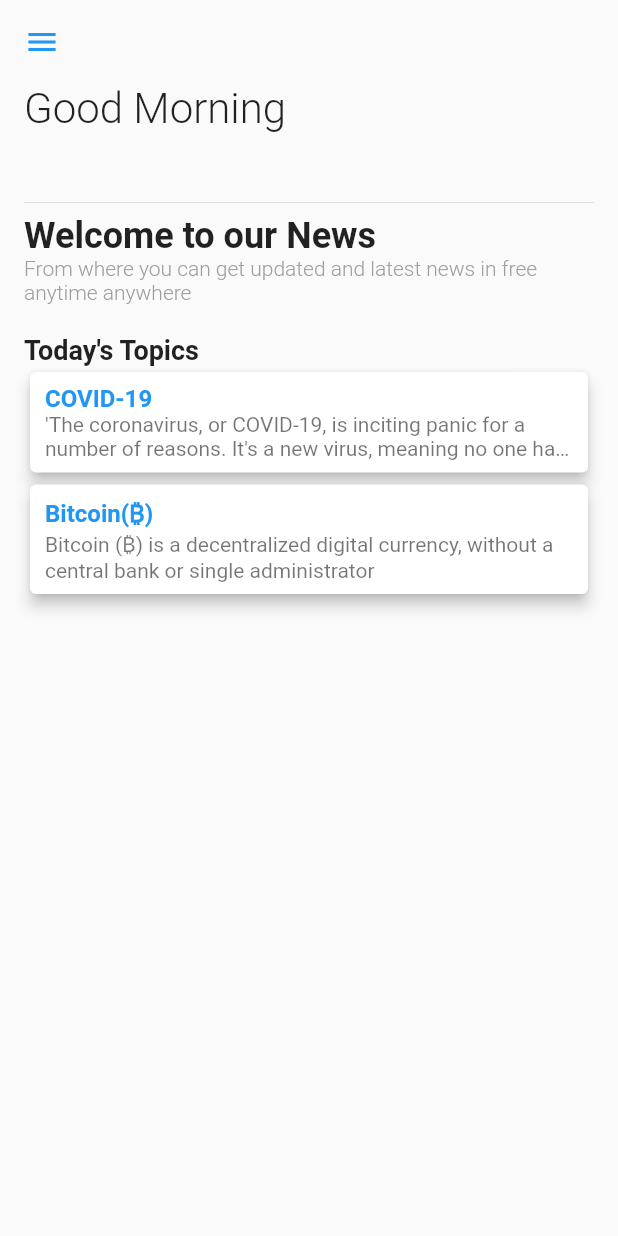
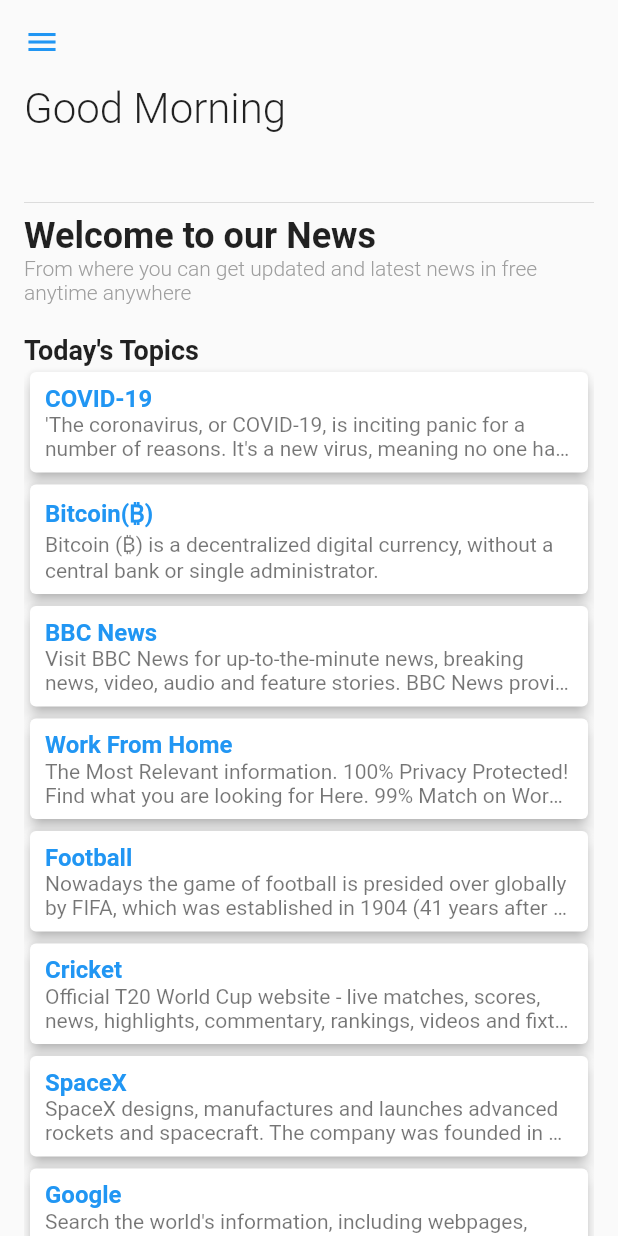
Before and after one commit to askabdulhaseeb/firebase-api-task, a Flutter app: the HomeScreen screen opened by its route, on a phone screen of 412 x 824 dp. Run offline on Flutter 3.47's test engine with Material 2 defaults, Android fonts, the phone set to English and light mode, and no system bars; our stand-ins replace cloud_firestore, firebase_auth, firebase_core, firebase_storage, fluttertoast, image_picker and 1 more; accounts and stored records are empty.

Commit message:
add few news on news screen and home screen

```diff
--- a/lib/screens/home_screen/home_screen.dart
+++ b/lib/screens/home_screen/home_screen.dart
@@ -63,14 +63,56 @@ class HomeScreen extends StatelessWidget {
                   _TopicTile(
                     title: 'COVID-19',
                     subtitle:
-                        ''''The coronavirus, or COVID-19, is inciting panic for a number of reasons. It's a new virus, meaning no one has immunity''',
-                    keyword: 'COVID',
+                        ''''The coronavirus, or COVID-19, is inciting panic for a number of reasons. It's a new virus, meaning no one has immunity.''',
+                    keyword: 'covid',
                   ),
                   _TopicTile(
                     title: 'Bitcoin(₿)',
                     subtitle:
-                        'Bitcoin (₿) is a decentralized digital currency, without a central bank or single administrator',
+                        'Bitcoin (₿) is a decentralized digital currency, without a central bank or single administrator.',
                     keyword: 'bitcoin',
+                  ),
+                  _TopicTile(
+                    title: 'BBC News',
+                    subtitle:
+                        'Visit BBC News for up-to-the-minute news, breaking news, video, audio and feature stories. BBC News provides trusted World and UK news.',
+                    keyword: 'bbc',
+                  ),
+                  _TopicTile(
+                    title: 'Work From Home',
+                    keyword: 'Work From Home',
+                    subtitle:
+                        '''The Most Relevant information. 100% Privacy Protected! Find what you are looking for Here. 99% Match on Work Online From Home Uk.''',
+                  ),
+                  _TopicTile(
+                    title: 'Football',
+                    keyword: 'football',
+                    subtitle:
+                        '''Nowadays the game of football is presided over globally by FIFA, which was established in 1904 (41 years after the FA).''',
+                  ),
+                  _TopicTile(
+                    title: 'Cricket',
+                    keyword: 'cricket',
+                    subtitle:
+                        '''Official T20 World Cup website - live matches, scores, news, highlights, commentary, rankings, videos and fixtures from the International Cricket Council.''',
+                  ),
+                  _TopicTile(
+                    title: 'SpaceX',
+                    keyword: 'spacex',
+                    subtitle:
+                        '''SpaceX designs, manufactures and launches advanced rockets and spacecraft. The company was founded in 2002 to revolutionize space technology, ...''',
+                  ),
+                  _TopicTile(
+                    title: 'Google',
+                    keyword: 'google',
+                    subtitle:
+                        '''Search the world's information, including webpages, images, videos and more. Google has many special features to help you find exactly what you're looking ...''',
+                  ),
+                  _TopicTile(
+                    title: 'Facebook',
+                    keyword: 'facebook',
+                    subtitle:
+                        '''Keeping up with friends is faster and easier than ever. Share updates and photos, engage with friends and Pages, and stay connected to communities important ...''',
                   ),
                 ],
               ),
--- a/lib/screens/news_screen/news_screen.dart
+++ b/lib/screens/news_screen/news_screen.dart
@@ -17,7 +17,7 @@ class _NewsScreenState extends State<NewsScreen> {
     return Scaffold(
       appBar: AppBar(
         leadingWidth: 20,
-        title: const Text('News', maxLines: 1, overflow: TextOverflow.ellipsis),
+        title: Text(widget.topic, maxLines: 1, overflow: TextOverflow.ellipsis),
         centerTitle: true,
       ),
       body: FutureBuilder<News?>(
@@ -34,12 +34,26 @@ class _NewsScreenState extends State<NewsScreen> {
               final News? _news = snapshot.data;
               return _news == null
                   ? _issueWidget()
-                  : ListView.builder(
-                      itemCount: _news.articles!.length,
-                      itemBuilder: (BuildContext context, int index) {
-                        return NewsCardWidget(article: _news.articles![index]);
-                      },
-                    );
+                  : (_news.articles!.isEmpty)
+                      ? Center(
+                          child: Column(
+                            mainAxisAlignment: MainAxisAlignment.center,
+                            children: const <Widget>[
+                              Icon(Icons.info_outline, color: Colors.grey),
+                              Text(
+                                'No News Found',
+                                style: TextStyle(color: Colors.grey),
+                              ),
+                            ],
+                          ),
+                        )
+                      : ListView.builder(
+                          itemCount: _news.articles!.length,
+                          itemBuilder: (BuildContext context, int index) {
+                            return NewsCardWidget(
+                                article: _news.articles![index]);
+                          },
+                        );
           }
         },
       ),
```
